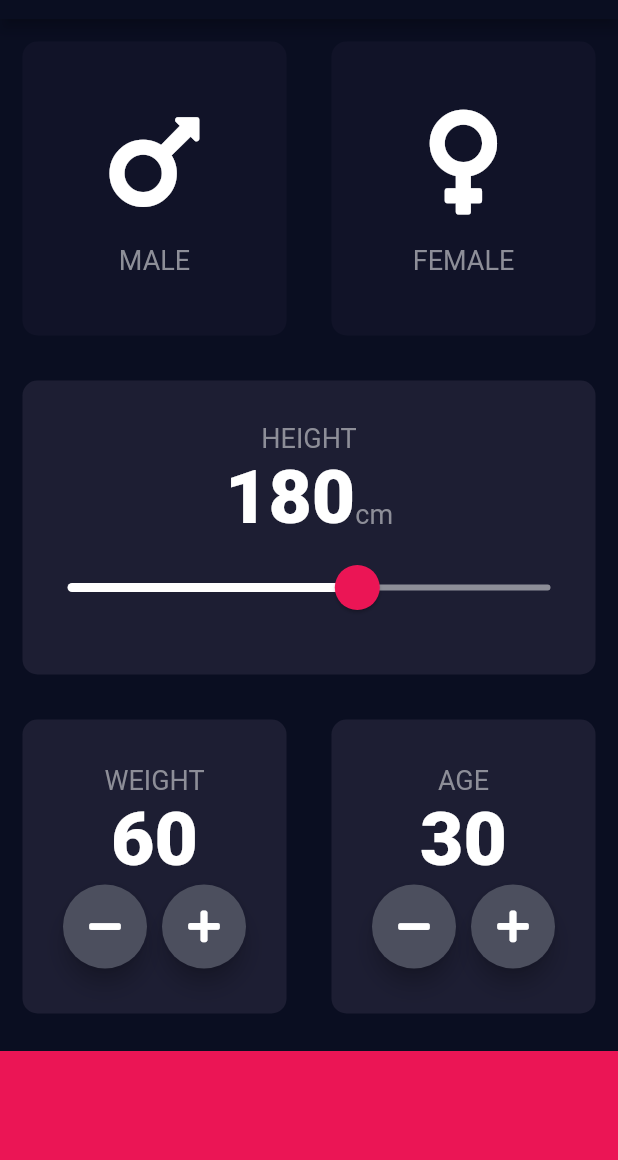
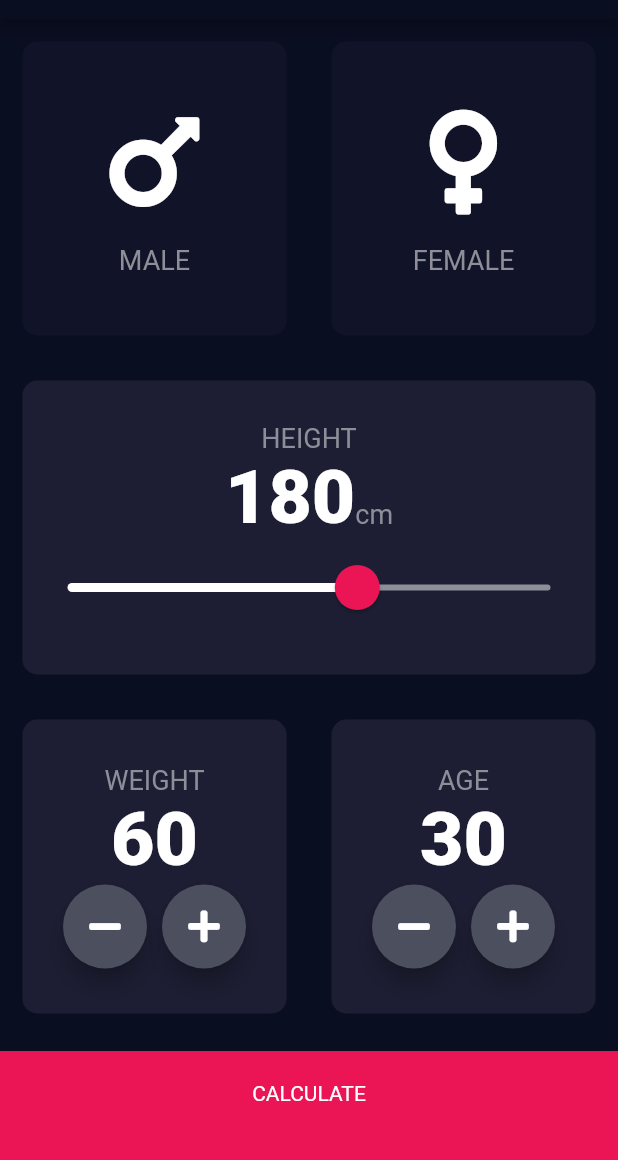
Before and after one commit to zod4iy/FlutterBootCamp, a Flutter app: the screen it shows after launch, on a phone screen of 412 x 824 dp, the part 65-1225 px from its top. Run offline on Flutter 3.47's test engine with Material 2 defaults, Android fonts, the light colour scheme and no system bars; our stand-ins replace audioplayers, font_awesome_flutter, rflutter_alert.

Commit message:
[bmi_calculator] - Implement navigation

```diff
--- a/bmi_calculator/lib/input_page.dart
+++ b/bmi_calculator/lib/input_page.dart
@@ -3,6 +3,7 @@ import 'reusable_card.dart';
 import 'icon_content.dart';
 import 'package:font_awesome_flutter/font_awesome_flutter.dart';
 import 'constants.dart';
+import 'result_page.dart';
 
 enum Gender { male, female }
 enum ActionType {
@@ -193,11 +194,21 @@ class _InputPageState extends State<InputPage> {
               ],
             ),
           ),
-          Container(
-            color: kBottomContainerColor,
-            margin: EdgeInsets.only(top: 10.0),
-            width: double.infinity,
-            height: kBottomContainerHeight,
+          GestureDetector(
+            onTap: () {
+              Navigator.push(
+                  context,
+                  MaterialPageRoute(builder: (context) => const ResultPage())
+              );
+            },
+            child: Container(
+              child: Text('CALCULATE', textAlign: TextAlign.center,),
+              color: kBottomContainerColor,
+              margin: EdgeInsets.only(top: 10.0),
+              padding: EdgeInsets.only(top: 20.0),
+              width: double.infinity,
+              height: kBottomContainerHeight,
+            ),
           ),
         ],
       ),
```
Also changed, not shown: bmi_calculator/lib/result_page.dart (added, +15 -0 lines).
